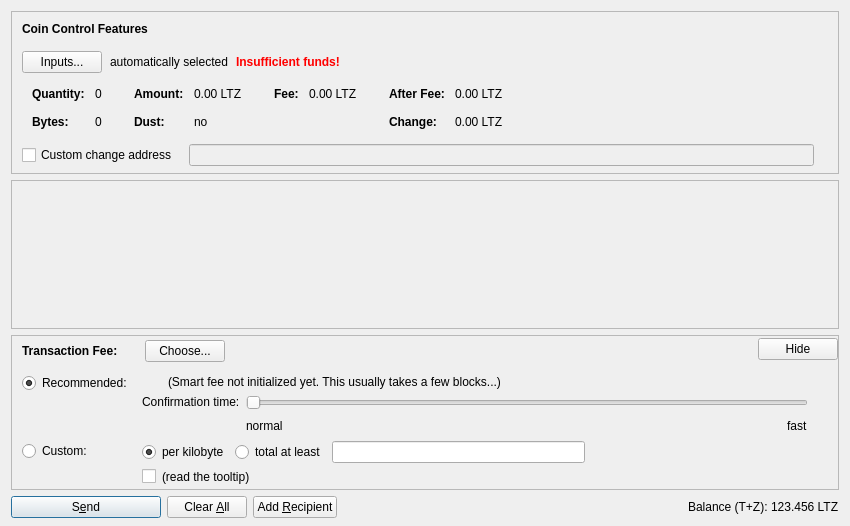
The window that src/qt/forms/sendcoinsdialog.ui (GeorgeRDG/litecoinz) describes before a commit, drawn with Qt 5.
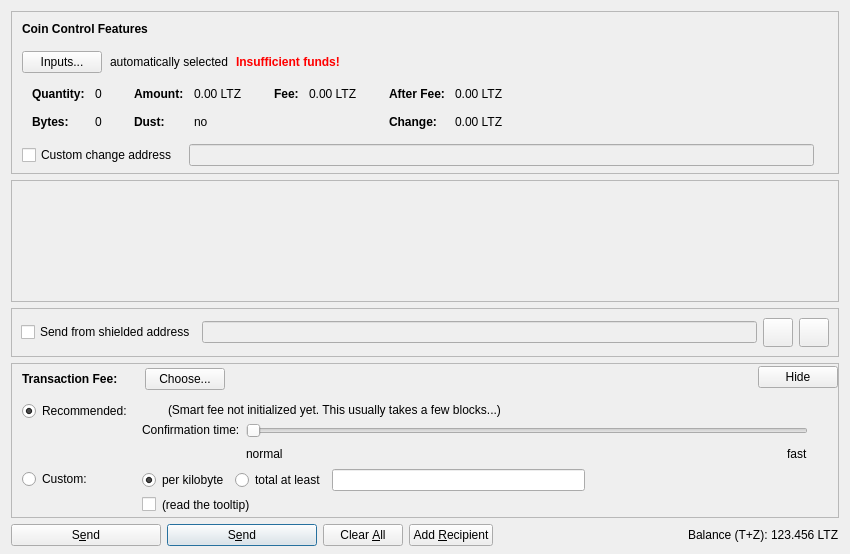
The same window after the commit. Icons and pictures are not drawn. Custom widgets are drawn as their Qt base class.

```diff
--- a/src/qt/forms/sendcoinsdialog.ui
+++ b/src/qt/forms/sendcoinsdialog.ui
@@ -7,13 +7,13 @@
     <x>0</x>
     <y>0</y>
     <width>850</width>
-    <height>526</height>
+    <height>554</height>
    </rect>
   </property>
   <property name="windowTitle">
    <string>Send Coins</string>
   </property>
-  <layout class="QVBoxLayout" name="verticalLayout" stretch="0,1,0,0">
+  <layout class="QVBoxLayout" name="verticalLayout" stretch="0,1,0,0,0">
    <property name="bottomMargin">
     <number>8</number>
    </property>
@@ -588,7 +588,7 @@
         <x>0</x>
         <y>0</y>
         <width>830</width>
-        <height>104</height>
+        <height>68</height>
        </rect>
       </property>
       <layout class="QVBoxLayout" name="verticalLayout_2" stretch="0,1">
@@ -628,6 +628,75 @@
      </widget>
     </widget>
    </item>
+   <item>
+    <widget class="QFrame" name="frame">
+     <property name="frameShape">
+      <enum>QFrame::StyledPanel</enum>
+     </property>
+     <property name="frameShadow">
+      <enum>QFrame::Raised</enum>
+     </property>
+     <layout class="QHBoxLayout" name="horizontalLayout_4">
+      <item>
+       <widget class="QCheckBox" name="checkBoxZaddress">
+        <property name="text">
+         <string>Send from shielded address</string>
+        </property>
+       </widget>
+      </item>
+      <item>
+       <widget class="QLineEdit" name="zAaddress">
+        <property name="enabled">
+         <bool>false</bool>
+        </property>
+       </widget>
+      </item>
+      <item>
+       <widget class="QToolButton" name="addressBookButton">
+        <property name="toolTip">
+         <string>Choose shielded address to use</string>
+        </property>
+        <property name="text">
+         <string/>
+        </property>
+        <property name="icon">
+         <iconset resource="../bitcoin.qrc">
+          <normaloff>:/icons/address-book</normaloff>:/icons/address-book</iconset>
+        </property>
+        <property name="iconSize">
+         <size>
+          <width>22</width>
+          <height>22</height>
+         </size>
+        </property>
+        <property name="shortcut">
+         <string>Alt+A</string>
+        </property>
+       </widget>
+      </item>
+      <item>
+       <widget class="QToolButton" name="deleteButton">
+        <property name="toolTip">
+         <string>Remove this entry</string>
+        </property>
+        <property name="text">
+         <string/>
+        </property>
+        <property name="icon">
+         <iconset resource="../bitcoin.qrc">
+          <normaloff>:/icons/remove</normaloff>:/icons/remove</iconset>
+        </property>
+        <property name="iconSize">
+         <size>
+          <width>22</width>
+          <height>22</height>
+         </size>
+        </property>
+       </widget>
+      </item>
+     </layout>
+    </widget>
+   </item>
    <item>
     <widget class="QFrame" name="frameFee">
      <property name="sizePolicy">
@@ -665,7 +734,7 @@
        <number>0</number>
       </property>
       <item>
-       <layout class="QVBoxLayout" name="verticalLayoutFee2" stretch="0,0,0">
+       <layout class="QVBoxLayout" name="verticalLayoutFee2" stretch="0,0,0,0">
         <property name="spacing">
          <number>0</number>
         </property>
@@ -1187,6 +1256,32 @@
        </property>
       </widget>
      </item>
+     <item>
+      <widget class="QPushButton" name="sendZButton">
+       <property name="minimumSize">
+        <size>
+         <width>150</width>
+         <height>0</height>
+        </size>
+       </property>
+       <property name="toolTip">
+        <string>Confirm the send action</string>
+       </property>
+       <property name="text">
+        <string>S&amp;end</string>
+       </property>
+       <property name="icon">
+        <iconset resource="../bitcoin.qrc">
+         <normaloff>:/icons/send</normaloff>:/icons/send</iconset>
+       </property>
+       <property name="autoDefault">
+        <bool>false</bool>
+       </property>
+       <property name="default">
+        <bool>true</bool>
+       </property>
+      </widget>
+     </item>
      <item>
       <widget class="QPushButton" name="clearButton">
        <property name="sizePolicy">
```
Left out of the diff: 5 changed lines with no effect on the pictures.
